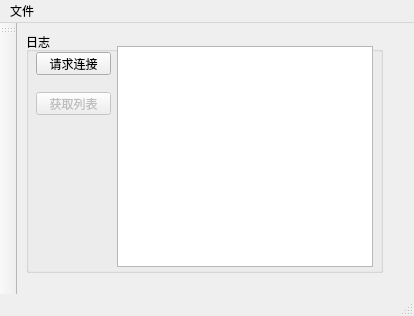
First picture: the form in client_page/client_page.ui, repository gaogao214/client_page, before the edit.
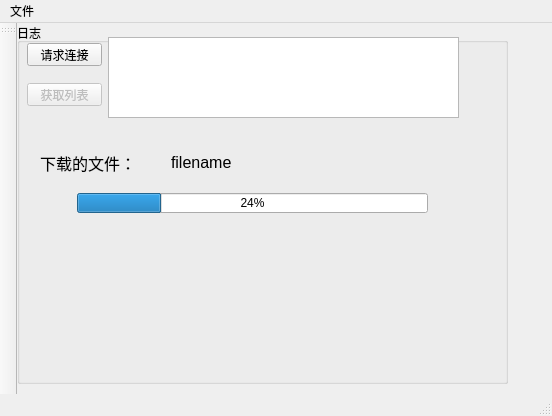
Second picture: the form after the edit. Icons and pictures are not drawn.

What changed in the file:
```diff
--- a/client_page/client_page.ui
+++ b/client_page/client_page.ui
@@ -6,8 +6,8 @@
    <rect>
     <x>0</x>
     <y>0</y>
-    <width>414</width>
-    <height>316</height>
+    <width>552</width>
+    <height>416</height>
    </rect>
   </property>
   <property name="windowTitle">
@@ -21,10 +21,10 @@
    <widget class="QGroupBox" name="groupBox">
     <property name="geometry">
      <rect>
-      <x>9</x>
-      <y>9</y>
-      <width>357</width>
-      <height>241</height>
+      <x>0</x>
+      <y>0</y>
+      <width>491</width>
+      <height>361</height>
      </rect>
     </property>
     <property name="title">
@@ -54,8 +54,8 @@
       <rect>
        <x>91</x>
        <y>14</y>
-       <width>256</width>
-       <height>221</height>
+       <width>351</width>
+       <height>81</height>
       </rect>
      </property>
     </widget>
@@ -78,6 +78,60 @@
       <string>获取列表</string>
      </property>
     </widget>
+    <widget class="QLabel" name="file_name">
+     <property name="geometry">
+      <rect>
+       <x>140</x>
+       <y>130</y>
+       <width>101</width>
+       <height>20</height>
+      </rect>
+     </property>
+     <property name="lineWidth">
+      <number>1</number>
+     </property>
+     <property name="text">
+      <string>&lt;html&gt;&lt;head/&gt;&lt;body&gt;&lt;p&gt;&lt;span style=&quot; font-size:12pt;&quot;&gt;filename&lt;/span&gt;&lt;/p&gt;&lt;/body&gt;&lt;/html&gt;</string>
+     </property>
+     <property name="margin">
+      <number>1</number>
+     </property>
+     <property name="indent">
+      <number>14</number>
+     </property>
+    </widget>
+    <widget class="QProgressBar" name="par_bar">
+     <property name="geometry">
+      <rect>
+       <x>60</x>
+       <y>170</y>
+       <width>351</width>
+       <height>20</height>
+      </rect>
+     </property>
+     <property name="value">
+      <number>24</number>
+     </property>
+    </widget>
+    <widget class="QLabel" name="label">
+     <property name="geometry">
+      <rect>
+       <x>20</x>
+       <y>120</y>
+       <width>101</width>
+       <height>41</height>
+      </rect>
+     </property>
+     <property name="text">
+      <string>&lt;html&gt;&lt;head/&gt;&lt;body&gt;&lt;p&gt;&lt;span style=&quot; font-size:12pt;&quot;&gt;下载的文件：&lt;/span&gt;&lt;/p&gt;&lt;/body&gt;&lt;/html&gt;</string>
+     </property>
+     <property name="margin">
+      <number>7</number>
+     </property>
+     <property name="indent">
+      <number>3</number>
+     </property>
+    </widget>
    </widget>
   </widget>
   <widget class="QMenuBar" name="menuBar">
@@ -85,7 +139,7 @@
     <rect>
      <x>0</x>
      <y>0</y>
-     <width>414</width>
+     <width>552</width>
      <height>23</height>
     </rect>
    </property>
```
